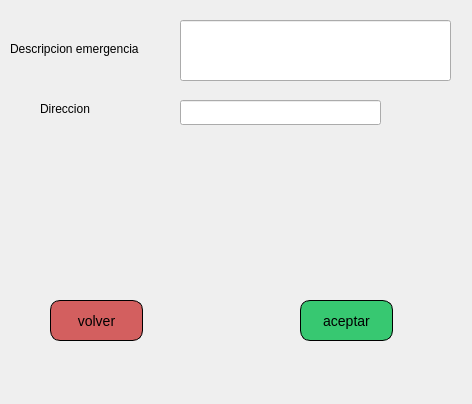
Qt form OnlineRoutingMapper_dialog_base_agendar_pedido.ui (valetobares11/EmergencyDispatcher) before a commit.
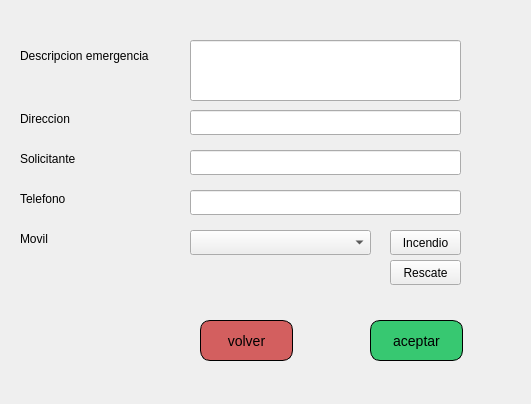
The same form after that commit.

Commit message: Modificacion de formulario

The edit to the form file:
```diff
--- a/OnlineRoutingMapper_dialog_base_agendar_pedido.ui
+++ b/OnlineRoutingMapper_dialog_base_agendar_pedido.ui
@@ -9,7 +9,7 @@
    <rect>
     <x>0</x>
     <y>0</y>
-    <width>472</width>
+    <width>531</width>
     <height>404</height>
    </rect>
   </property>
@@ -25,8 +25,8 @@
   <widget class="QLabel" name="label">
    <property name="geometry">
     <rect>
-     <x>40</x>
-     <y>100</y>
+     <x>20</x>
+     <y>110</y>
      <width>101</width>
      <height>17</height>
     </rect>
@@ -38,9 +38,9 @@
   <widget class="QLineEdit" name="lineEdit">
    <property name="geometry">
     <rect>
-     <x>180</x>
-     <y>100</y>
-     <width>201</width>
+     <x>190</x>
+     <y>110</y>
+     <width>271</width>
      <height>25</height>
     </rect>
    </property>
@@ -48,8 +48,8 @@
   <widget class="QPushButton" name="volver">
    <property name="geometry">
     <rect>
-     <x>50</x>
-     <y>300</y>
+     <x>200</x>
+     <y>320</y>
      <width>93</width>
      <height>41</height>
     </rect>
@@ -73,10 +73,10 @@
   <widget class="QLabel" name="label_2">
    <property name="geometry">
     <rect>
-     <x>10</x>
+     <x>20</x>
      <y>40</y>
      <width>171</width>
-     <height>17</height>
+     <height>31</height>
     </rect>
    </property>
    <property name="text">
@@ -86,8 +86,8 @@
   <widget class="QLineEdit" name="descripcion">
    <property name="geometry">
     <rect>
-     <x>180</x>
-     <y>20</y>
+     <x>190</x>
+     <y>40</y>
      <width>271</width>
      <height>61</height>
     </rect>
@@ -96,8 +96,8 @@
   <widget class="QPushButton" name="aceptar">
    <property name="geometry">
     <rect>
-     <x>300</x>
-     <y>300</y>
+     <x>370</x>
+     <y>320</y>
      <width>93</width>
      <height>41</height>
     </rect>
@@ -118,6 +118,101 @@
     <string>aceptar</string>
    </property>
   </widget>
+  <widget class="QComboBox" name="comboBox">
+   <property name="geometry">
+    <rect>
+     <x>190</x>
+     <y>230</y>
+     <width>181</width>
+     <height>25</height>
+    </rect>
+   </property>
+  </widget>
+  <widget class="QLabel" name="label_3">
+   <property name="geometry">
+    <rect>
+     <x>20</x>
+     <y>230</y>
+     <width>67</width>
+     <height>17</height>
+    </rect>
+   </property>
+   <property name="text">
+    <string>Movil</string>
+   </property>
+  </widget>
+  <widget class="QLabel" name="label_4">
+   <property name="geometry">
+    <rect>
+     <x>20</x>
+     <y>150</y>
+     <width>101</width>
+     <height>17</height>
+    </rect>
+   </property>
+   <property name="text">
+    <string>Solicitante</string>
+   </property>
+  </widget>
+  <widget class="QLabel" name="label_5">
+   <property name="geometry">
+    <rect>
+     <x>20</x>
+     <y>190</y>
+     <width>67</width>
+     <height>17</height>
+    </rect>
+   </property>
+   <property name="text">
+    <string>Telefono</string>
+   </property>
+  </widget>
+  <widget class="QLineEdit" name="lineEdit_2">
+   <property name="geometry">
+    <rect>
+     <x>190</x>
+     <y>150</y>
+     <width>271</width>
+     <height>25</height>
+    </rect>
+   </property>
+  </widget>
+  <widget class="QLineEdit" name="lineEdit_3">
+   <property name="geometry">
+    <rect>
+     <x>190</x>
+     <y>190</y>
+     <width>271</width>
+     <height>25</height>
+    </rect>
+   </property>
+  </widget>
+  <widget class="QPushButton" name="pushButton">
+   <property name="geometry">
+    <rect>
+     <x>390</x>
+     <y>230</y>
+     <width>71</width>
+     <height>25</height>
+    </rect>
+   </property>
+   <property name="text">
+    <string>Incendio</string>
+   </property>
+  </widget>
+  <widget class="QPushButton" name="pushButton_2">
+   <property name="geometry">
+    <rect>
+     <x>390</x>
+     <y>260</y>
+     <width>71</width>
+     <height>25</height>
+    </rect>
+   </property>
+   <property name="text">
+    <string>Rescate</string>
+   </property>
+  </widget>
  </widget>
  <resources/>
  <connections/>
```
